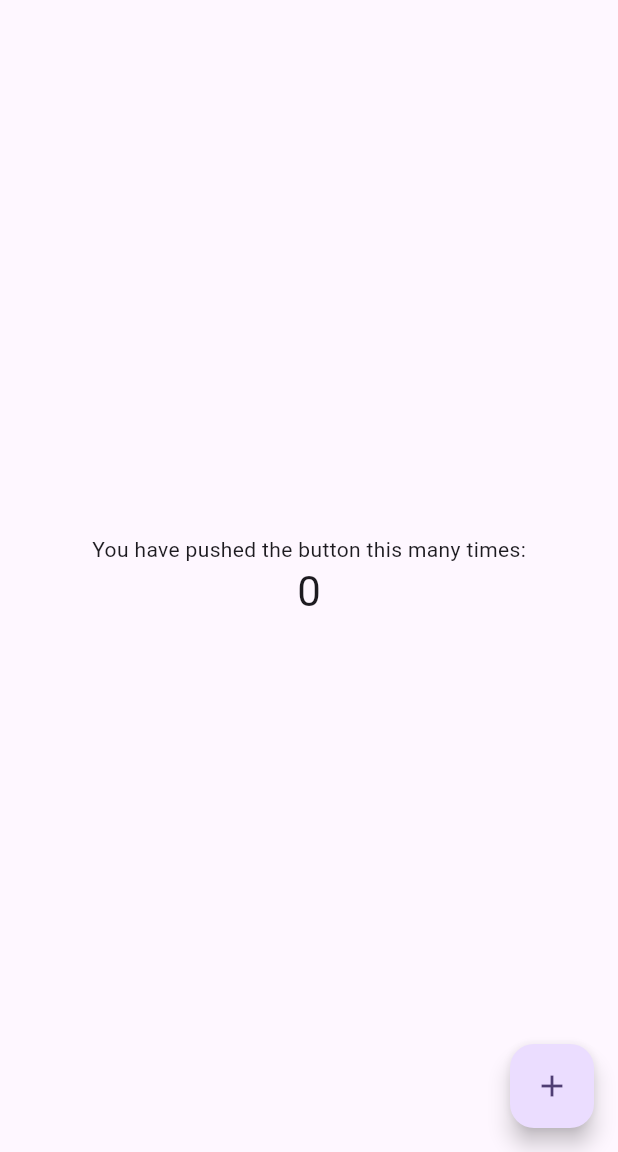
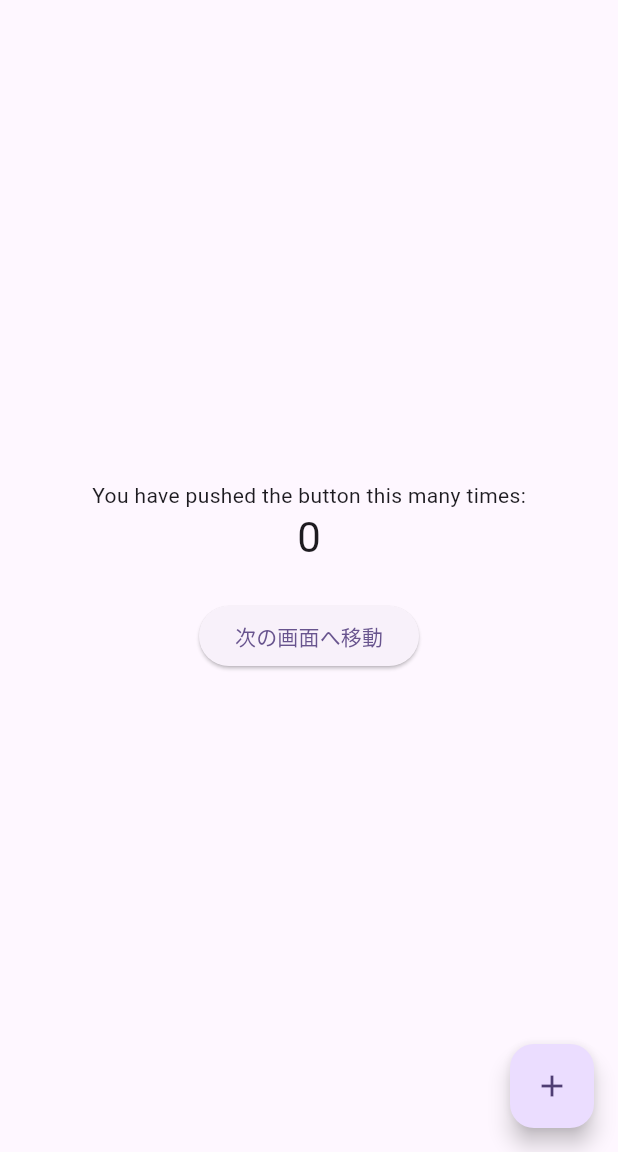
Before and after one commit to kamooone/flutter-api-sample, a Flutter app: the screen it shows after launch, on a phone screen of 412 x 824 dp, the part 84-1236 px from its top. Run offline on Flutter 3.47's test engine with Material 3 defaults, Android fonts, the phone set to English and light mode, and no system bars.

Commit message:
git ignore修正

```diff
--- a/lib/main.dart
+++ b/lib/main.dart
@@ -1,56 +1,37 @@
 import 'package:flutter/material.dart';
+import 'pages/second_page.dart';
 
+// エントリーポイント
 void main() {
   runApp(const MyApp());
 }
 
-class MyApp extends StatelessWidget {
+class MyApp extends StatelessWidget { // StatelessWidget はその中で「状態を持たない（不変の）」ウィジェット
+  // コンストラクタ(MyAppのインスタンスを作成)、{} の中は名前付き引数、super.key は「親クラス（StatelessWidget）の key 引数を受け取る
   const MyApp({super.key});
 
-  // This widget is the root of your application.
+  //Flutterウィジェットは必ず build メソッドを持ち、このメソッドが 画面に表示するUIツリーを組み立てて返す役割 を持つ
   @override
   Widget build(BuildContext context) {
-    return MaterialApp(
+    return MaterialApp( // Flutterでマテリアルデザインを使ったアプリを作るときの基本ウィジェット。アプリ全体の設定やテーマ、ナビゲーションの管理を行う
       title: 'Flutter Demo',
       theme: ThemeData(
-        // This is the theme of your application.
-        //
-        // TRY THIS: Try running your application with "flutter run". You'll see
-        // the application has a purple toolbar. Then, without quitting the app,
-        // try changing the seedColor in the colorScheme below to Colors.green
-        // and then invoke "hot reload" (save your changes or press the "hot
-        // reload" button in a Flutter-supported IDE, or press "r" if you used
-        // the command line to start the app).
-        //
-        // Notice that the counter didn't reset back to zero; the application
-        // state is not lost during the reload. To reset the state, use hot
-        // restart instead.
-        //
-        // This works for code too, not just values: Most code changes can be
-        // tested with just a hot reload.
         colorScheme: ColorScheme.fromSeed(seedColor: Colors.deepPurple),
       ),
+      // アプリを最初に起動した時に表示する画面
       home: const MyHomePage(title: 'Flutter Demo Home Page'),
     );
   }
 }
 
-class MyHomePage extends StatefulWidget {
+class MyHomePage extends StatefulWidget { // StatefulWidget は状態を保つウィジェット(画面が変わる)
+  final String title;
   const MyHomePage({super.key, required this.title});
 
-  // This widget is the home page of your application. It is stateful, meaning
-  // that it has a State object (defined below) that contains fields that affect
-  // how it looks.
 
-  // This class is the configuration for the state. It holds the values (in this
-  // case the title) provided by the parent (in this case the App widget) and
-  // used by the build method of the State. Fields in a Widget subclass are
-  // always marked "final".
-
-  final String title;
-
+  // StatefulWidget を継承するときは、必ず createState() メソッドを オーバーライド（上書き） して実装する必要があります。
   @override
-  State<MyHomePage> createState() => _MyHomePageState();
+  State<MyHomePage> createState() => _MyHomePageState(); // 「=>」は Dart の 「短縮 return 文」 です。
 }
 
 class _MyHomePageState extends State<MyHomePage> {
@@ -58,50 +39,31 @@ class _MyHomePageState extends State<MyHomePage> {
 
   void _incrementCounter() {
     setState(() {
-      // This call to setState tells the Flutter framework that something has
-      // changed in this State, which causes it to rerun the build method below
-      // so that the display can reflect the updated values. If we changed
-      // _counter without calling setState(), then the build method would not be
-      // called again, and so nothing would appear to happen.
       _counter++;
     });
   }
 
+  // 画面を遷移するメソッド
+  void _goToNextPage() {
+    Navigator.push(
+      context,
+      MaterialPageRoute(builder: (context) => const SecondPage()),
+    );
+  }
+
+  // build メソッドは、Flutterがこの画面（このStateの部分）を描画するときに呼ぶ関数です。画面が初めて表示されるときはsetState()を呼び出したときなどに自動で呼ばれる
   @override
   Widget build(BuildContext context) {
-    // This method is rerun every time setState is called, for instance as done
-    // by the _incrementCounter method above.
-    //
-    // The Flutter framework has been optimized to make rerunning build methods
-    // fast, so that you can just rebuild anything that needs updating rather
-    // than having to individually change instances of widgets.
+    // 画面の土台を作るウィジェット
     return Scaffold(
+      // 画面の上部のバー（タイトルバー）
       appBar: AppBar(
-        // TRY THIS: Try changing the color here to a specific color (to
-        // Colors.amber, perhaps?) and trigger a hot reload to see the AppBar
-        // change color while the other colors stay the same.
         backgroundColor: Theme.of(context).colorScheme.inversePrimary,
-        // Here we take the value from the MyHomePage object that was created by
-        // the App.build method, and use it to set our appbar title.
         title: Text(widget.title),
       ),
+      // 画面のメインの中身
       body: Center(
-        // Center is a layout widget. It takes a single child and positions it
-        // in the middle of the parent.
         child: Column(
-          // Column is also a layout widget. It takes a list of children and
-          // arranges them vertically. By default, it sizes itself to fit its
-          // children horizontally, and tries to be as tall as its parent.
-          //
-          // Column has various properties to control how it sizes itself and
-          // how it positions its children. Here we use mainAxisAlignment to
-          // center the children vertically; the main axis here is the vertical
-          // axis because Columns are vertical (the cross axis would be
-          // horizontal).
-          //
-          // TRY THIS: Invoke "debug painting" (choose the "Toggle Debug Paint"
-          // action in the IDE, or press "p" in the console), to see the
-          // wireframe for each widget.
           mainAxisAlignment: MainAxisAlignment.center,
           children: <Widget>[
             const Text('You have pushed the button this many times:'),
@@ -109,14 +71,20 @@ class _MyHomePageState extends State<MyHomePage> {
               '$_counter',
               style: Theme.of(context).textTheme.headlineMedium,
             ),
+            const SizedBox(height: 24), // 余白
+            ElevatedButton(
+              onPressed: _goToNextPage,
+              child: const Text('次の画面へ移動'),
+            ),
           ],
         ),
       ),
+      // 右下に浮かぶボタン
       floatingActionButton: FloatingActionButton(
         onPressed: _incrementCounter,
         tooltip: 'Increment',
         child: const Icon(Icons.add),
-      ), // This trailing comma makes auto-formatting nicer for build methods.
+      ),
     );
   }
 }
```
Also changed, not shown: 1 other file.
